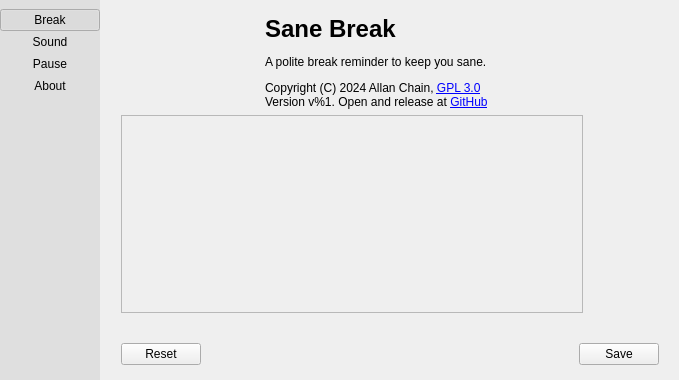
AllanChain/sane-break, file src/pref-window.ui: the form before one commit.
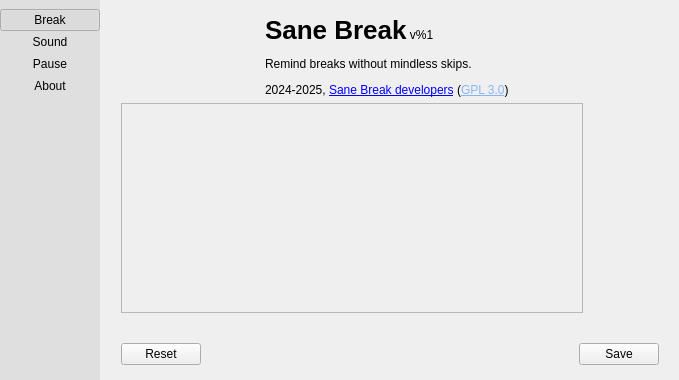
The form after the commit. The open tabs and pages were chosen to show the change. Icons and pictures are not drawn. Custom widgets are drawn as their Qt base class.

Commit message: update copyright notice at about page

Diff of the .ui file:
```diff
--- a/src/pref-window.ui
+++ b/src/pref-window.ui
@@ -818,10 +818,13 @@
            <item>
             <widget class="QLabel" name="copyrightLabel">
              <property name="text">
-              <string>&lt;h1&gt;Sane Break&lt;/h1&gt;
- &lt;p&gt;A polite break reminder to keep you sane.&lt;/p&gt;
- &lt;p&gt;Copyright (C) 2024 Allan Chain,  &lt;a href=https://www.gnu.org/licenses/gpl-3.0.en.html&gt;GPL 3.0&lt;/a&gt;
- &lt;br&gt;Version v%1. Open and release at  &lt;a href=https://github.com/AllanChain/sane-break/releases&gt;GitHub&lt;/a&gt;&lt;/p&gt;</string>
+              <string>&lt;div&gt;
+&lt;span style=&quot;font-size: 26px; font-weight: bold&quot;&gt;Sane Break&lt;/span&gt;
+v%1
+&lt;/div&gt;
+&lt;p&gt;Remind breaks without mindless skips. &lt;/p&gt;
+&lt;p&gt;2024-2025, &lt;a href=&quot;https://github.com/AllanChain/sane-break/&quot;&gt;Sane Break developers&lt;/a&gt; (&lt;a href=&quot;https://www.gnu.org/licenses/gpl-3.0.en.html&quot;&gt;&lt;span style=&quot; text-decoration: underline; color:#8ab4f8;&quot;&gt;GPL 3.0&lt;/span&gt;&lt;/a&gt;)
+&lt;/p&gt;</string>
              </property>
              <property name="textFormat">
               <enum>Qt::TextFormat::RichText</enum>
@@ -844,7 +847,7 @@
            <property name="maximumSize">
             <size>
              <width>462</width>
-             <height>200</height>
+             <height>300</height>
             </size>
            </property>
            <property name="horizontalScrollBarPolicy">
```
